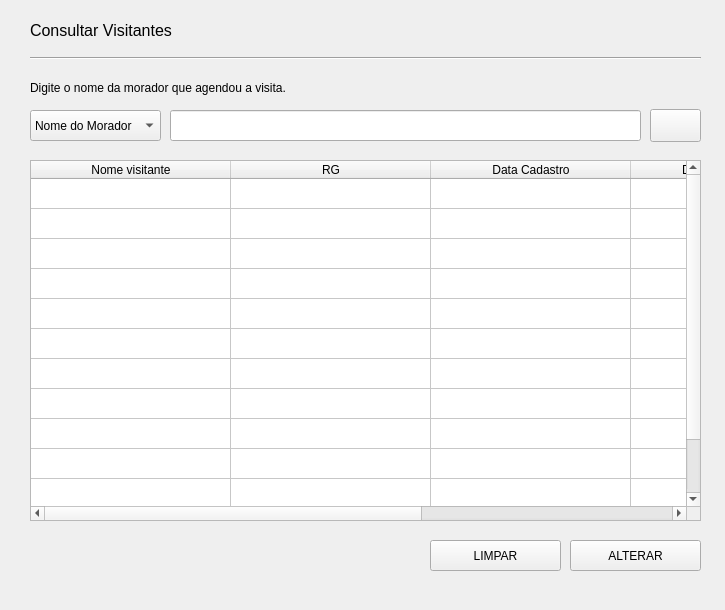
The window that tela UI/consultarVisitantes.ui (DavidDevOps2000/primecondoDesk) describes before a commit, drawn with Qt 5.
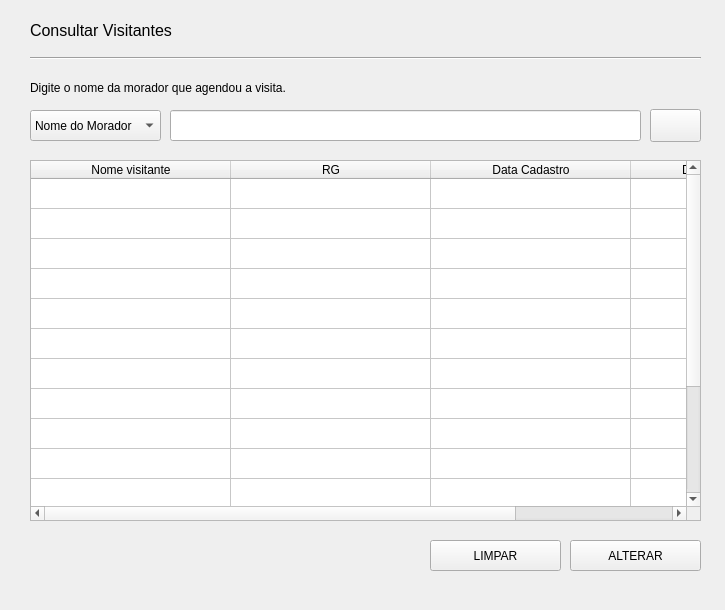
The same window after the commit. Icons and pictures are not drawn.

Commit message: adicionando listas de visitantes

What changed in the file:
```diff
--- a/tela UI/consultarVisitantes.ui
+++ b/tela UI/consultarVisitantes.ui
@@ -147,6 +147,12 @@
     <property name="cursor" stdset="0">
      <cursorShape>PointingHandCursor</cursorShape>
     </property>
+    <property name="rowCount">
+     <number>15</number>
+    </property>
+    <property name="columnCount">
+     <number>4</number>
+    </property>
     <attribute name="horizontalHeaderDefaultSectionSize">
      <number>200</number>
     </attribute>
@@ -216,6 +222,9 @@
       <string>12</string>
      </property>
     </row>
+    <row/>
+    <row/>
+    <row/>
     <column>
      <property name="text">
       <string notr="true">Nome visitante</string>
@@ -243,11 +252,6 @@
       <string>Data final da visita</string>
      </property>
     </column>
-    <column>
-     <property name="text">
-      <string>Status</string>
-     </property>
-    </column>
    </widget>
    <widget class="QPushButton" name="btnAlterar">
     <property name="geometry">
```
Left out of the diff: 4 changed lines with no effect on the pictures. The commit also changes 4 other files.
